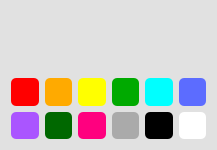
The window that res/ui/BrushToolsUI.ui (lmyZzzzzz00/SmartBoard2) describes before a commit, drawn with Qt 5.
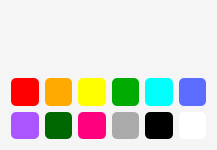
The same window after the commit. Icons and pictures are not drawn.

Commit message: Indev 1.0.3 fix2 修复了图片的背景颜色问题，现在./data/background.json中的"bg_color"可以起效了

Diff of the .ui file:
```diff
--- a/res/ui/BrushToolsUI.ui
+++ b/res/ui/BrushToolsUI.ui
@@ -15,7 +15,7 @@
   </property>
   <property name="styleSheet">
    <string notr="true">#MainVL{
-	background-color: rgb(225, 225, 225);
+	background-color: rgb(245, 245, 245);
 }</string>
   </property>
   <layout class="QVBoxLayout" name="verticalLayout_3">
```
The commit also changes 3 other files.
